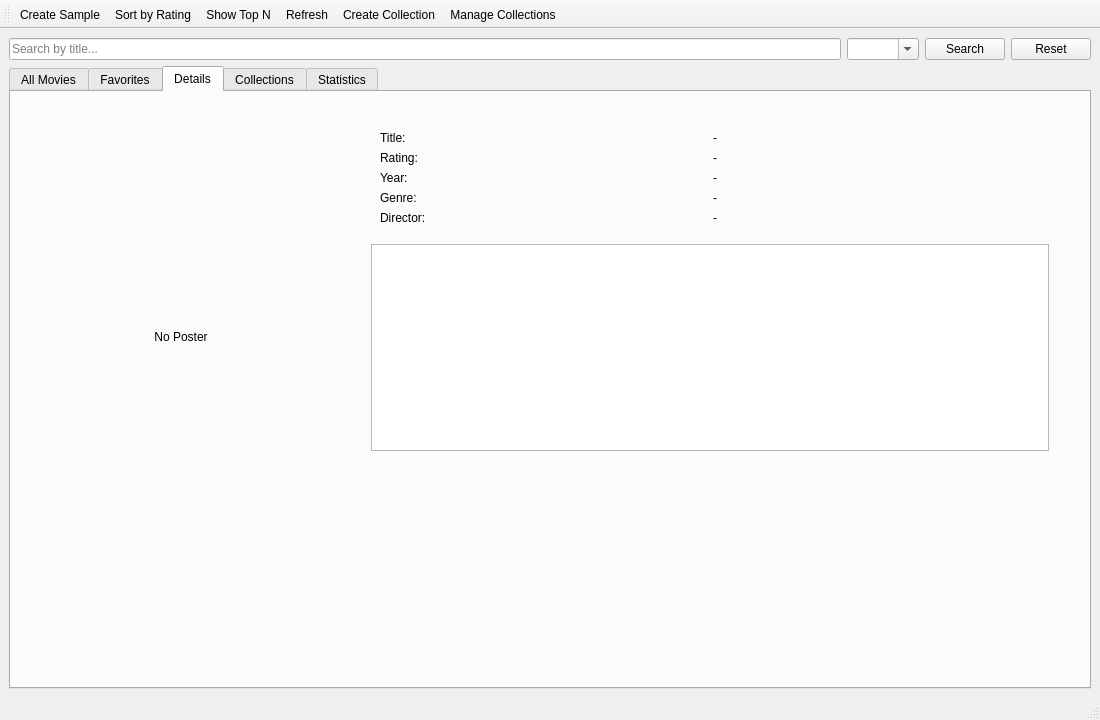
Above: ui/MainWindow.ui from Qr1te/FilmLibrary before the change. Below: the same form after it.
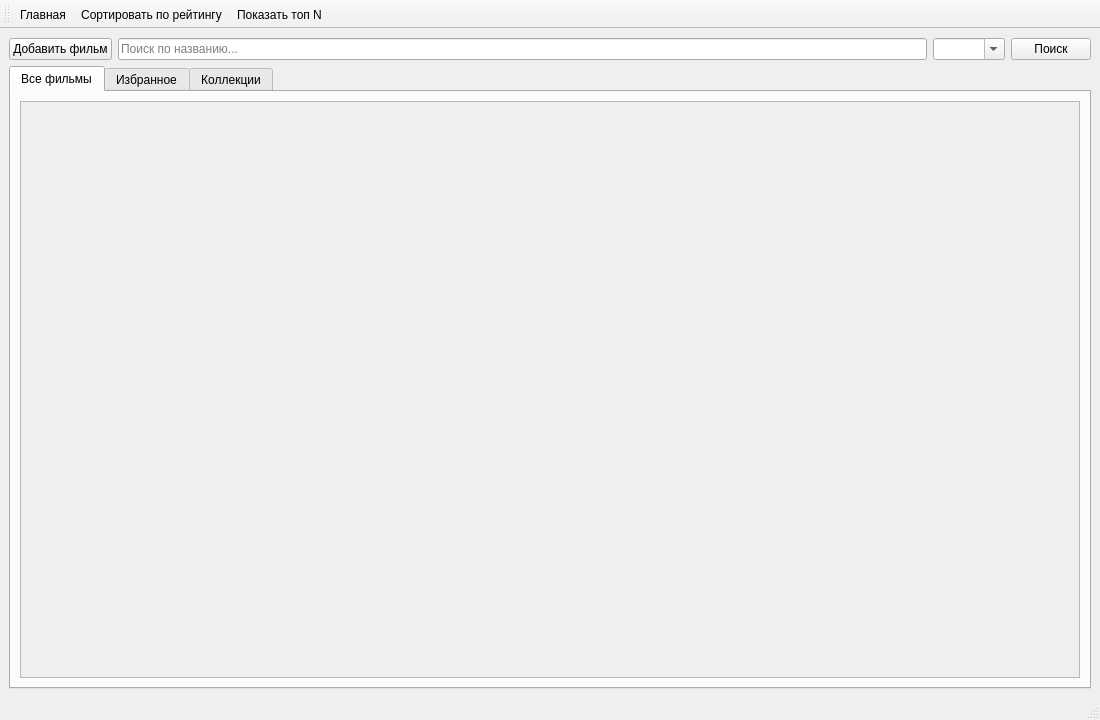
That is the form after the change. The open tabs and pages were chosen to show the change.

Commit message: GLOBAL PATCH(updated adding movie + ui fix)

Diff of the .ui file:
```diff
--- a/ui/MainWindow.ui
+++ b/ui/MainWindow.ui
@@ -11,16 +11,23 @@
    </rect>
   </property>
   <property name="windowTitle">
-   <string>Movie Manager</string>
+   <string>Менеджер фильмов</string>
   </property>
   <widget class="QWidget" name="centralwidget">
    <layout class="QVBoxLayout" name="verticalLayout" stretch="0,1">
     <item>
      <layout class="QHBoxLayout" name="searchLayout">
+      <item>
+       <widget class="QPushButton" name="addMovieButton">
+        <property name="text">
+         <string>Добавить фильм</string>
+        </property>
+       </widget>
+      </item>
       <item>
        <widget class="QLineEdit" name="searchLineEdit">
         <property name="placeholderText">
-         <string>Search by title...</string>
+         <string>Поиск по названию...</string>
         </property>
        </widget>
       </item>
@@ -30,21 +37,14 @@
          <bool>true</bool>
         </property>
         <property name="placeholderText">
-         <string>Genre</string>
+         <string>Жанр</string>
         </property>
        </widget>
       </item>
       <item>
        <widget class="QPushButton" name="searchButton">
         <property name="text">
-         <string>Search</string>
-        </property>
-       </widget>
-      </item>
-      <item>
-       <widget class="QPushButton" name="resetFiltersButton">
-        <property name="text">
-         <string>Reset</string>
+         <string>Поиск</string>
         </property>
        </widget>
       </item>
@@ -57,7 +57,7 @@
       </property>
       <widget class="QWidget" name="tabAll">
        <attribute name="title">
-        <string>All Movies</string>
+        <string>Все фильмы</string>
        </attribute>
        <layout class="QVBoxLayout" name="verticalLayoutAll">
         <item>
@@ -83,7 +83,7 @@
       </widget>
       <widget class="QWidget" name="tabFavorites">
        <attribute name="title">
-        <string>Favorites</string>
+        <string>Избранное</string>
        </attribute>
        <layout class="QVBoxLayout" name="verticalLayoutFav">
         <item>
@@ -107,173 +107,9 @@
         </item>
        </layout>
       </widget>
-      <widget class="QWidget" name="tabDetails">
-       <attribute name="title">
-        <string>Details</string>
-       </attribute>
-       <layout class="QHBoxLayout" name="horizontalLayoutDetails">
-        <property name="spacing">
-         <number>20</number>
-        </property>
-        <property name="leftMargin">
-         <number>20</number>
-        </property>
-        <property name="topMargin">
-         <number>20</number>
-        </property>
-        <property name="rightMargin">
-         <number>20</number>
-        </property>
-        <property name="bottomMargin">
-         <number>20</number>
-        </property>
-        <item alignment="Qt::AlignTop|Qt::AlignLeft">
-         <widget class="QLabel" name="posterLabel">
-          <property name="minimumSize">
-           <size>
-            <width>300</width>
-            <height>450</height>
-           </size>
-          </property>
-          <property name="maximumSize">
-           <size>
-            <width>400</width>
-            <height>600</height>
-           </size>
-          </property>
-          <property name="text">
-           <string>No Poster</string>
-          </property>
-          <property name="alignment">
-           <set>Qt::AlignCenter</set>
-          </property>
-          <property name="scaledContents">
-           <bool>false</bool>
-          </property>
-         </widget>
-        </item>
-        <item>
-         <widget class="QWidget" name="detailsInfoWidget">
-          <layout class="QVBoxLayout" name="verticalLayoutDetailsInfo">
-           <property name="spacing">
-            <number>10</number>
-           </property>
-           <property name="leftMargin">
-            <number>20</number>
-           </property>
-           <property name="topMargin">
-            <number>10</number>
-           </property>
-           <property name="rightMargin">
-            <number>20</number>
-           </property>
-           <property name="bottomMargin">
-            <number>10</number>
-           </property>
-           <item>
-            <widget class="QWidget" name="gridLayoutWidget">
-             <layout class="QGridLayout" name="gridLayoutDetails">
-              <item row="0" column="0">
-               <widget class="QLabel" name="titleLabel">
-                <property name="text">
-                 <string>Title:</string>
-                </property>
-               </widget>
-              </item>
-              <item row="0" column="1">
-               <widget class="QLabel" name="titleValue">
-                <property name="text">
-                 <string>-</string>
-                </property>
-               </widget>
-              </item>
-              <item row="1" column="0">
-               <widget class="QLabel" name="ratingLabel">
-                <property name="text">
-                 <string>Rating:</string>
-                </property>
-               </widget>
-              </item>
-              <item row="1" column="1">
-               <widget class="QLabel" name="ratingValue">
-                <property name="text">
-                 <string>-</string>
-                </property>
-               </widget>
-              </item>
-              <item row="2" column="0">
-               <widget class="QLabel" name="yearLabel">
-                <property name="text">
-                 <string>Year:</string>
-                </property>
-               </widget>
-              </item>
-              <item row="2" column="1">
-               <widget class="QLabel" name="yearValue">
-                <property name="text">
-                 <string>-</string>
-                </property>
-               </widget>
-              </item>
-              <item row="3" column="0">
-               <widget class="QLabel" name="genreLabel">
-                <property name="text">
-                 <string>Genre:</string>
-                </property>
-               </widget>
-              </item>
-              <item row="3" column="1">
-               <widget class="QLabel" name="genreValue">
-                <property name="text">
-                 <string>-</string>
-                </property>
-               </widget>
-              </item>
-              <item row="4" column="0">
-               <widget class="QLabel" name="directorLabel">
-                <property name="text">
-                 <string>Director:</string>
-                </property>
-               </widget>
-              </item>
-              <item row="4" column="1">
-               <widget class="QLabel" name="directorValue">
-                <property name="text">
-                 <string>-</string>
-                </property>
-               </widget>
-              </item>
-             </layout>
-            </widget>
-           </item>
-           <item>
-            <widget class="QTextEdit" name="descriptionText">
-             <property name="readOnly">
-              <bool>true</bool>
-             </property>
-            </widget>
-           </item>
-           <item>
-            <spacer name="verticalSpacer">
-             <property name="orientation">
-              <enum>Qt::Vertical</enum>
-             </property>
-             <property name="sizeHint" stdset="0">
-              <size>
-               <width>20</width>
-               <height>40</height>
-              </size>
-             </property>
-            </spacer>
-           </item>
-          </layout>
-         </widget>
-        </item>
-       </layout>
-      </widget>
       <widget class="QWidget" name="tabCollections">
        <attribute name="title">
-        <string>Collections</string>
+        <string>Коллекции</string>
        </attribute>
        <layout class="QVBoxLayout" name="verticalLayoutCollections">
         <item>
@@ -281,7 +117,7 @@
           <item>
            <widget class="QLabel" name="collectionLabel">
             <property name="text">
-             <string>Select Collection:</string>
+             <string>Выберите коллекцию:</string>
             </property>
            </widget>
           </item>
@@ -292,6 +128,20 @@
             </property>
            </widget>
           </item>
+          <item>
+           <widget class="QPushButton" name="createCollectionButton">
+            <property name="text">
+             <string>Создать коллекцию</string>
+            </property>
+           </widget>
+          </item>
+          <item>
+           <widget class="QPushButton" name="manageCollectionsButton">
+            <property name="text">
+             <string>Управление коллекциями</string>
+            </property>
+           </widget>
+          </item>
           <item>
            <spacer name="horizontalSpacer">
             <property name="orientation">
@@ -328,20 +178,6 @@
         </item>
        </layout>
       </widget>
-      <widget class="QWidget" name="tabStats">
-       <attribute name="title">
-        <string>Statistics</string>
-       </attribute>
-       <layout class="QVBoxLayout" name="verticalLayoutStats">
-        <item>
-         <widget class="QLabel" name="statsLabel">
-          <property name="text">
-           <string>Total movies: 0 | Favorites: 0</string>
-          </property>
-         </widget>
-        </item>
-       </layout>
-      </widget>
      </widget>
     </item>
    </layout>
@@ -350,42 +186,24 @@
    <property name="windowTitle">
     <string>mainToolBar</string>
    </property>
-   <addaction name="actionCreateSample"/>
+   <addaction name="actionHome"/>
    <addaction name="actionSortByRating"/>
    <addaction name="actionTopN"/>
-   <addaction name="actionRefresh"/>
-   <addaction name="actionCreateCollection"/>
-   <addaction name="actionManageCollections"/>
   </widget>
   <widget class="QStatusBar" name="statusbar"/>
-  <action name="actionCreateSample">
-   <property name="text">
-    <string>Create Sample</string>
-   </property>
-  </action>
   <action name="actionSortByRating">
    <property name="text">
-    <string>Sort by Rating</string>
+    <string>Сортировать по рейтингу</string>
    </property>
   </action>
   <action name="actionTopN">
    <property name="text">
-    <string>Show Top N</string>
+    <string>Показать топ N</string>
    </property>
   </action>
-  <action name="actionRefresh">
+  <action name="actionHome">
    <property name="text">
-    <string>Refresh</string>
-   </property>
-  </action>
-  <action name="actionCreateCollection">
-   <property name="text">
-    <string>Create Collection</string>
-   </property>
-  </action>
-  <action name="actionManageCollections">
-   <property name="text">
-    <string>Manage Collections</string>
+    <string>Главная</string>
    </property>
   </action>
  </widget>
```
The commit also changes 24 other files.
